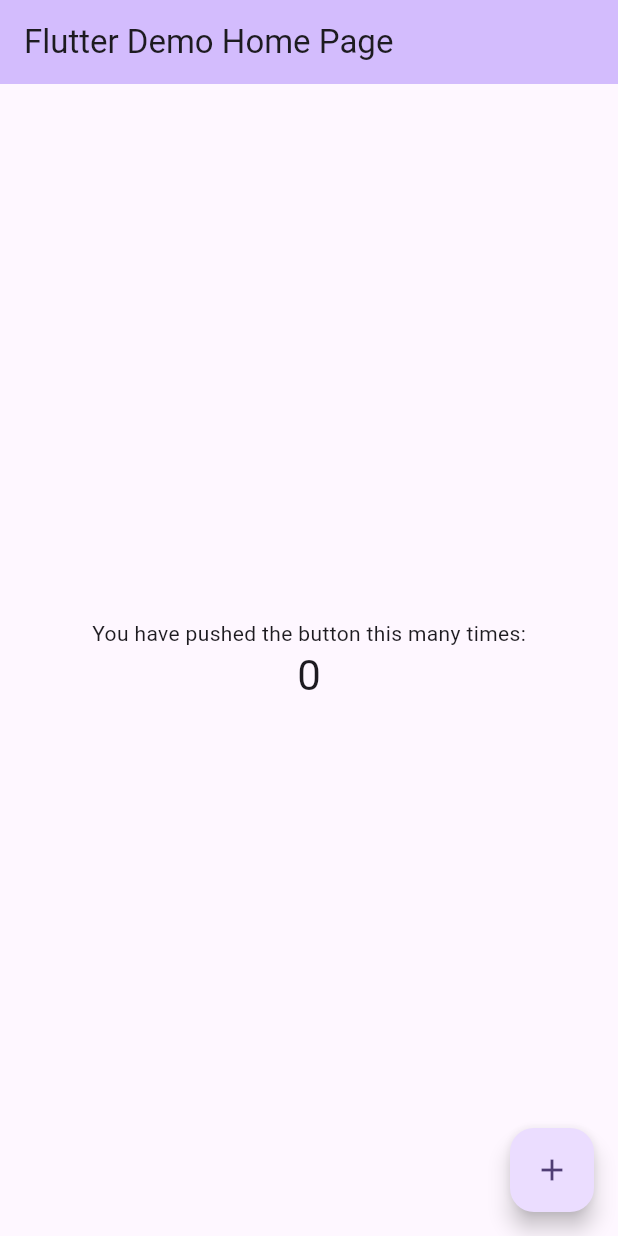
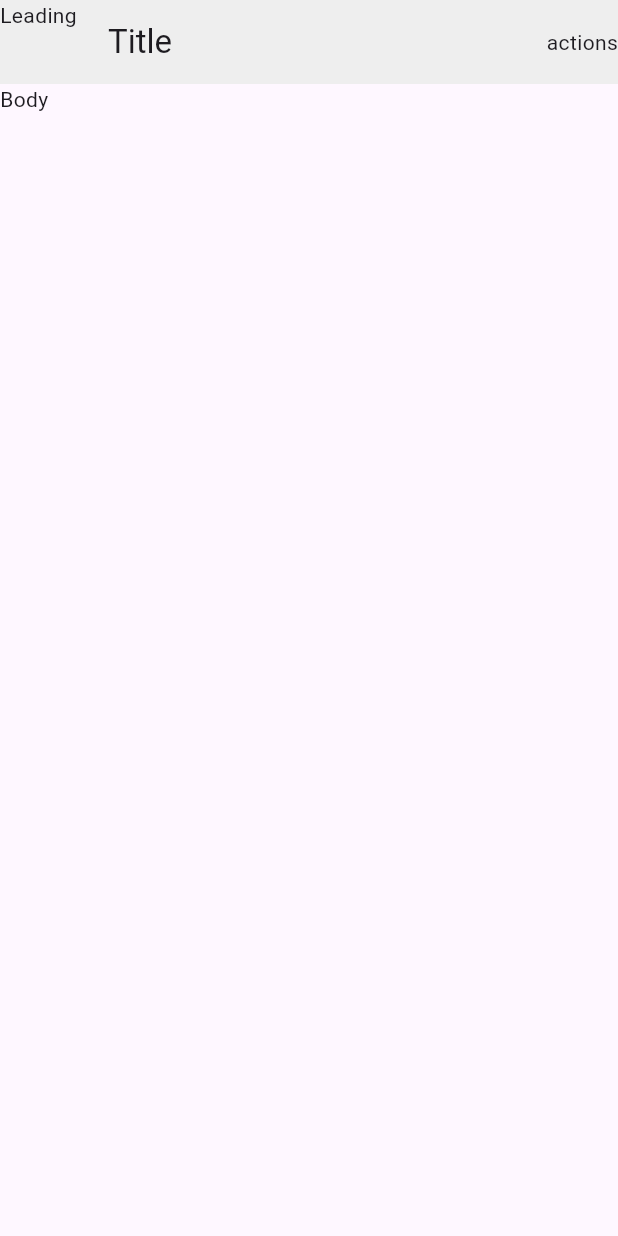
Before and after one commit to AbdulMoiz-hub/flutter-class, a Flutter app: the screen it shows after launch, on a phone screen of 412 x 824 dp. Run offline on Flutter 3.47's test engine with Material 3 defaults, Android fonts, the phone set to English and light mode, and no system bars.

Commit message:
profile screen task completed

```diff
--- a/lib/main.dart
+++ b/lib/main.dart
@@ -1,4 +1,5 @@
 import 'package:flutter/material.dart';
+import 'package:myapp/profile_screen.dart';
 
 void main() {
   runApp(const MyApp());
@@ -6,120 +7,17 @@ void main() {
 
 class MyApp extends StatelessWidget {
   const MyApp({super.key});
-
-  // This widget is the root of your application.
   @override
   Widget build(BuildContext context) {
     return MaterialApp(
       title: 'Flutter Demo',
       theme: ThemeData(
-        // This is the theme of your application.
-        //
-        // TRY THIS: Try running your application with "flutter run". You'll see
-        // the application has a purple toolbar. Then, without quitting the app,
-        // try changing the seedColor in the colorScheme below to Colors.green
-        // and then invoke "hot reload" (save your changes or press the "hot
-        // reload" button in a Flutter-supported IDE, or press "r" if you used
-        // the command line to start the app).
-        //
-        // Notice that the counter didn't reset back to zero; the application
-        // state is not lost during the reload. To reset the state, use hot
-        // restart instead.
-        //
-        // This works for code too, not just values: Most code changes can be
-        // tested with just a hot reload.
-        colorScheme: ColorScheme.fromSeed(seedColor: Colors.deepPurple),
+        colorScheme: ColorScheme.fromSeed(
+          seedColor: Colors.deepPurple,
+        ),
         useMaterial3: true,
       ),
-      home: const MyHomePage(title: 'Flutter Demo Home Page'),
+      home: const ProfileScreen(),
     );
   }
 }
-
-class MyHomePage extends StatefulWidget {
-  const MyHomePage({super.key, required this.title});
-
-  // This widget is the home page of your application. It is stateful, meaning
-  // that it has a State object (defined below) that contains fields that affect
-  // how it looks.
-
-  // This class is the configuration for the state. It holds the values (in this
-  // case the title) provided by the parent (in this case the App widget) and
-  // used by the build method of the State. Fields in a Widget subclass are
-  // always marked "final".
-
-  final String title;
-
-  @override
-  State<MyHomePage> createState() => _MyHomePageState();
-}
-
-class _MyHomePageState extends State<MyHomePage> {
-  int _counter = 0;
-
-  void _incrementCounter() {
-    setState(() {
-      // This call to setState tells the Flutter framework that something has
-      // changed in this State, which causes it to rerun the build method below
-      // so that the display can reflect the updated values. If we changed
-      // _counter without calling setState(), then the build method would not be
-      // called again, and so nothing would appear to happen.
-      _counter++;
-    });
-  }
-
-  @override
-  Widget build(BuildContext context) {
-    // This method is rerun every time setState is called, for instance as done
-    // by the _incrementCounter method above.
-    //
-    // The Flutter framework has been optimized to make rerunning build methods
-    // fast, so that you can just rebuild anything that needs updating rather
-    // than having to individually change instances of widgets.
-    return Scaffold(
-      appBar: AppBar(
-        // TRY THIS: Try changing the color here to a specific color (to
-        // Colors.amber, perhaps?) and trigger a hot reload to see the AppBar
-        // change color while the other colors stay the same.
-        backgroundColor: Theme.of(context).colorScheme.inversePrimary,
-        // Here we take the value from the MyHomePage object that was created by
-        // the App.build method, and use it to set our appbar title.
-        title: Text(widget.title),
-      ),
-      body: Center(
-        // Center is a layout widget. It takes a single child and positions it
-        // in the middle of the parent.
-        child: Column(
-          // Column is also a layout widget. It takes a list of children and
-          // arranges them vertically. By default, it sizes itself to fit its
-          // children horizontally, and tries to be as tall as its parent.
-          //
-          // Column has various properties to control how it sizes itself and
-          // how it positions its children. Here we use mainAxisAlignment to
-          // center the children vertically; the main axis here is the vertical
-          // axis because Columns are vertical (the cross axis would be
-          // horizontal).
-          //
-          // TRY THIS: Invoke "debug painting" (choose the "Toggle Debug Paint"
-          // action in the IDE, or press "p" in the console), to see the
-          // wireframe for each widget.
-          mainAxisAlignment: MainAxisAlignment.center,
-          children: <Widget>[
-            const Text(
-              'You have pushed the button this many times:',
-            ),
-            Text(
-              '$_counter',
-              style: Theme.of(context).textTheme.headlineMedium,
-            ),
-          ],
-        ),
-      ),
-      floatingActionButton: FloatingActionButton(
-        onPressed: _incrementCounter,
-        tooltip: 'Increment',
-        child: const Icon(Icons.add),
-      ), // This trailing comma makes auto-formatting nicer for build methods.
-    );
-  }
-}
--- /dev/null
+++ b/lib/profile_screen.dart
@@ -0,0 +1,20 @@
+import 'package:flutter/material.dart';
+
+class ProfileScreen extends StatelessWidget {
+  const ProfileScreen({super.key});
+
+  @override
+  Widget build(BuildContext context) {
+    return Scaffold(
+      appBar: AppBar(
+        backgroundColor: Colors.grey.shade200,
+        leading: const Text('Leading'),
+        title: const Text('Title'),
+        actions: const [
+          Text('actions'),
+        ],
+      ),
+      body: const Text('Body'),
+    );
+  }
+}
```
